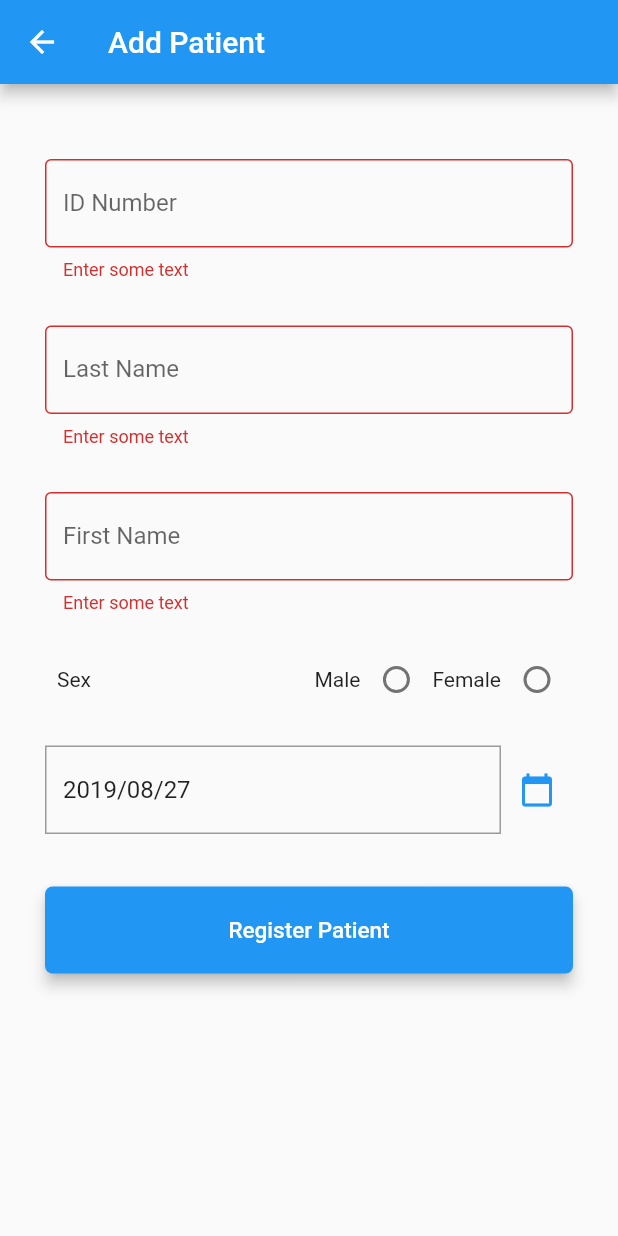
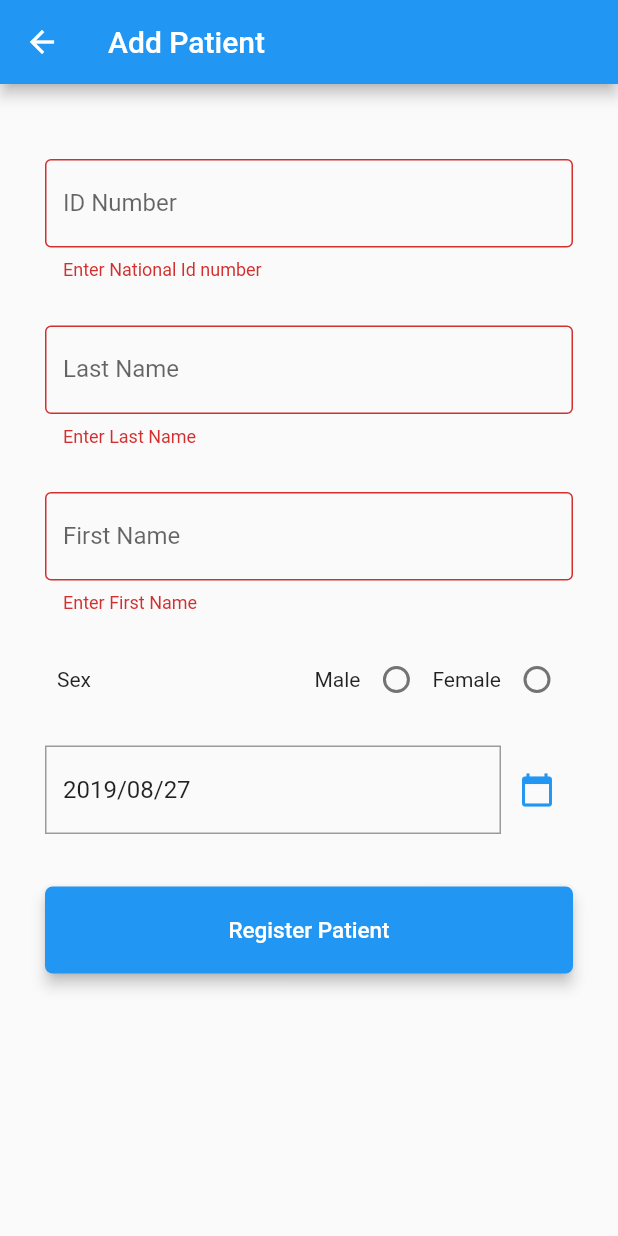
Before and after one commit to zingwena/ehr_mobile-flutter, a Flutter app: the AddPatient screen opened directly, after a tap on "Register Patient", on a phone screen of 412 x 824 dp. Run offline on Flutter 3.47's test engine with Material 2 defaults, Android fonts, the phone set to English and light mode, and no system bars; generated files the repository leaves out were written again.

Commit message:
add national id number validation on patient registration

```diff
--- a/lib/view/add_patient.dart
+++ b/lib/view/add_patient.dart
@@ -17,12 +17,13 @@ class AddPatient extends StatefulWidget {
 
 class _AddPatient extends State<AddPatient> {
   final _formKey = GlobalKey<FormState>();
-
+  final _scaffoldKey = GlobalKey<ScaffoldState>();
    static final MethodChannel addPatient= MethodChannel('zw.gov.mohcc.mrs.ehr_mobile/addPatient');
-  String lastName, firstName, nationalId;
+  String lastName, firstName, nationalId, nationalIdNumber;
 
   var selectedDate;
   DateTime date;
+  bool showError=false;
   int _gender = 0;
   String gender = "";
   String _identifier;
@@ -34,6 +35,7 @@ class _AddPatient extends State<AddPatient> {
     "National Id",
     "Driver's Licence"
   ];
+  String _nationalIdError="National Id number is invalid";
 
   @override
   void initState() {
@@ -88,6 +90,7 @@ class _AddPatient extends State<AddPatient> {
   Widget build(BuildContext context) {
 
     return Scaffold(
+      key: _scaffoldKey,
       appBar: AppBar(
         backgroundColor: Colors.blue,
         title: Text('Add Patient'),
@@ -107,7 +110,7 @@ class _AddPatient extends State<AddPatient> {
                   ),
                   TextFormField(
                     validator: (value) {
-                      return value.isEmpty ? 'Enter some text' : null;
+                      return value.isEmpty ? 'Enter National Id number' : null;
                     },
                     onSaved: (value) => setState(() {
 
@@ -115,17 +118,25 @@ class _AddPatient extends State<AddPatient> {
 
                     }),
                     decoration: InputDecoration(
+
                         labelText: _identifier == "Select Identifier"
                             ? "ID Number"
                             : _identifier + " Number",
                         border: OutlineInputBorder()),
+
+                  ),
+                  !showError
+                      ? SizedBox.shrink()
+                      : Text(
+                    _nationalIdError ?? "",
+                    style: TextStyle(color: Colors.red),
                   ),
                   SizedBox(
                     height: 30.0,
                   ),
                   TextFormField(
                     validator: (value) {
-                      return value.isEmpty ? 'Enter some text' : null;
+                      return value.isEmpty ? 'Enter Last Name' : null;
                     },
                     onSaved: (value) => setState(() {
                       lastName = value;
@@ -138,7 +149,7 @@ class _AddPatient extends State<AddPatient> {
                   ),
                   TextFormField(
                     validator: (value) {
-                      return value.isEmpty ? 'Enter some text' : null;
+                      return value.isEmpty ? 'Enter First Name' : null;
                     },
                     onSaved: (value) => setState(() {
                       firstName = value;
@@ -235,15 +246,26 @@ class _AddPatient extends State<AddPatient> {
 
 //                           Patient patient= Patient.basic(nationalId, firstName, lastName, gender);
 //                           await registerPatient(patient);
+                          setState(() {
+                            nationalIdNumber = nationalId.replaceAll(
+                                new RegExp(r'[^\w\s]+'), '');
+                          });
+                          RegExp regex = new RegExp(
+                              r'((\d{8,10})([a-zA-Z])(\d{2})\b)');
+                          if (regex.hasMatch(nationalIdNumber)) {
+                            Navigator.push(
+                                context,
+                                MaterialPageRoute(
+                                    builder: (context) =>
+                                        EditDemographics(
+                                            lastName, firstName, date, gender,
+                                            nationalId)));
+                          }
+                          else{
 
-                          print("=--------------------=-=-=-=-=-");
-                          print(selectedDate);
-                          Navigator.push(
-                              context,
-                              MaterialPageRoute(
-                                  builder: (context) => EditDemographics(
-                                      lastName, firstName, date, gender, nationalId)));
+                            showError=true;
 
+                          }
                         }
                       },
                     ),
```
